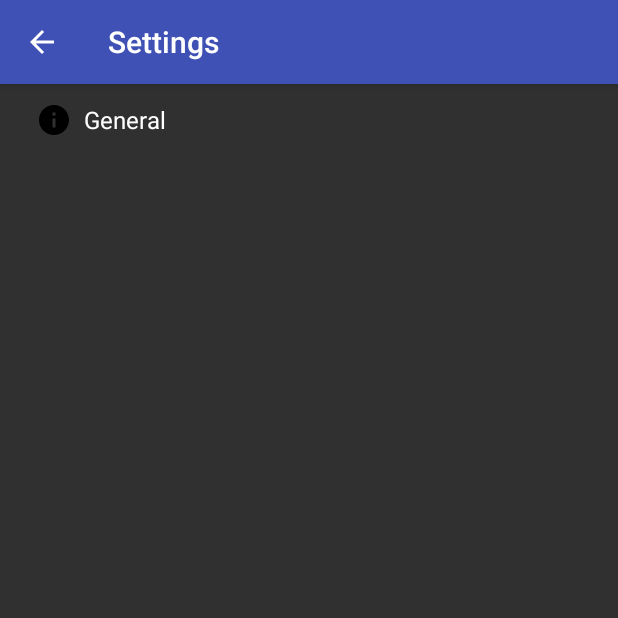
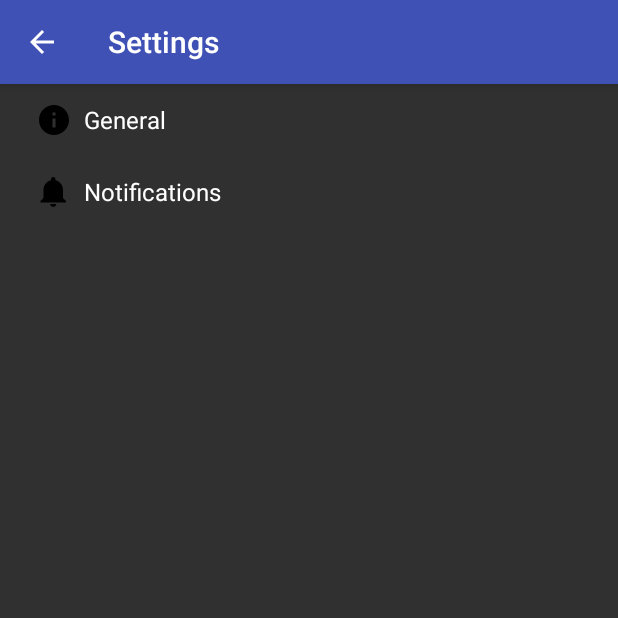
Before and after one commit to Xeio/SWLCooldownMonitor, an Android app: the SettingsActivity screen opened directly, with no data from a screen before it, on a phone screen of 412 x 824 dp, the top half of it. Run offline under Robolectric (Android 15) with nearby library versions, the phone set to English and light mode, and no system bars.

Commit message:
Notification settings

```diff
--- a/AndroidApp/app/src/main/java/com/xeio/swlcooldowns/CooldownData.kt
+++ b/AndroidApp/app/src/main/java/com/xeio/swlcooldowns/CooldownData.kt
@@ -70,7 +70,11 @@ class CooldownData
         val intent = Intent("updated_cooldowns")
         LocalBroadcastManager.getInstance(context).sendBroadcast(intent)
 
-        scheduleNextNotification(context)
+        if(MissionCompleteJob.areNotificationsEnabled(context)) {
+            scheduleNextNotification(context)
+        } else {
+            JobManager.instance().cancelAllForTag(MissionCompleteJob.TAG)
+        }
     }
 
     fun scheduleNextNotification(context: Context) {
--- a/AndroidApp/app/src/main/res/values/strings.xml
+++ b/AndroidApp/app/src/main/res/values/strings.xml
@@ -61,8 +61,6 @@
     <!-- Example settings for Notifications -->
     <string name="pref_header_notifications">Notifications</string>
 
-    <string name="pref_title_new_message_notifications">New message notifications</string>
-
     <string name="pref_title_ringtone">Ringtone</string>
     <string name="pref_ringtone_silent">Silent</string>
 
@@ -81,4 +79,5 @@
     <string name="agent_has_completed_a_mission">%s has completed a mission.</string>
     <string name="pref_title_patron">Patron</string>
     <string name="pref_description_patron">Shows 3 mission cooldowns</string>
+    <string name="pref_show_notifications">Show Notifications</string>
 </resources>
--- a/AndroidApp/app/src/main/res/xml/pref_headers.xml
+++ b/AndroidApp/app/src/main/res/xml/pref_headers.xml
@@ -1,16 +1,14 @@
 <preference-headers xmlns:android="http://schemas.android.com/apk/res/android">
-
-    <!-- These settings headers are only used on tablets. -->
-
     <header
         android:fragment="com.xeio.swlcooldowns.SettingsActivity$GeneralPreferenceFragment"
         android:icon="@drawable/ic_info_black_24dp"
         android:title="@string/pref_header_general" />
 
-    <!--<header-->
-        <!--android:fragment="com.xeio.swlcooldowns.SettingsActivity$NotificationPreferenceFragment"-->
-        <!--android:icon="@drawable/ic_notifications_black_24dp"-->
-        <!--android:title="@string/pref_header_notifications" />-->
+    <header
+        android:id="@+id/notification_settings_menu"
+        android:fragment="com.xeio.swlcooldowns.SettingsActivity$NotificationPreferenceFragment"
+        android:icon="@drawable/ic_notifications_black_24dp"
+        android:title="@string/pref_header_notifications" />
 
     <!--<header-->
         <!--android:fragment="com.xeio.swlcooldowns.SettingsActivity$DataSyncPreferenceFragment"-->
--- a/AndroidApp/app/src/main/res/xml/pref_notification.xml
+++ b/AndroidApp/app/src/main/res/xml/pref_notification.xml
@@ -1,27 +1,12 @@
 <PreferenceScreen xmlns:android="http://schemas.android.com/apk/res/android">
-
-    <!-- A 'parent' preference, which enables/disables child preferences (below)
-         when checked/unchecked. -->
     <SwitchPreference
         android:defaultValue="true"
-        android:key="notifications_new_message"
-        android:title="@string/pref_title_new_message_notifications" />
-
-    <!-- Allows the user to choose a ringtone in the 'notification' category. -->
-    <!-- NOTE: This preference will be enabled only when the checkbox above is checked. -->
-    <!-- NOTE: RingtonePreference's summary should be set to its value by the activity code. -->
+        android:key="pref_show_notifications"
+        android:title="@string/pref_show_notifications" />
     <RingtonePreference
         android:defaultValue="content://settings/system/notification_sound"
-        android:dependency="notifications_new_message"
-        android:key="notifications_new_message_ringtone"
+        android:dependency="pref_show_notifications"
+        android:key="pref_notification_sound"
         android:ringtoneType="notification"
         android:title="@string/pref_title_ringtone" />
-
-    <!-- NOTE: This preference will be enabled only when the checkbox above is checked. -->
-    <SwitchPreference
-        android:defaultValue="true"
-        android:dependency="notifications_new_message"
-        android:key="notifications_new_message_vibrate"
-        android:title="@string/pref_title_vibrate" />
-
 </PreferenceScreen>
```
Also changed, not shown: AndroidApp/app/src/main/java/com/xeio/swlcooldowns/MissionCompleteJob.kt (+35 -12 lines), AndroidApp/app/src/main/java/com/xeio/swlcooldowns/SettingsActivity.kt (+17 -1 lines).
